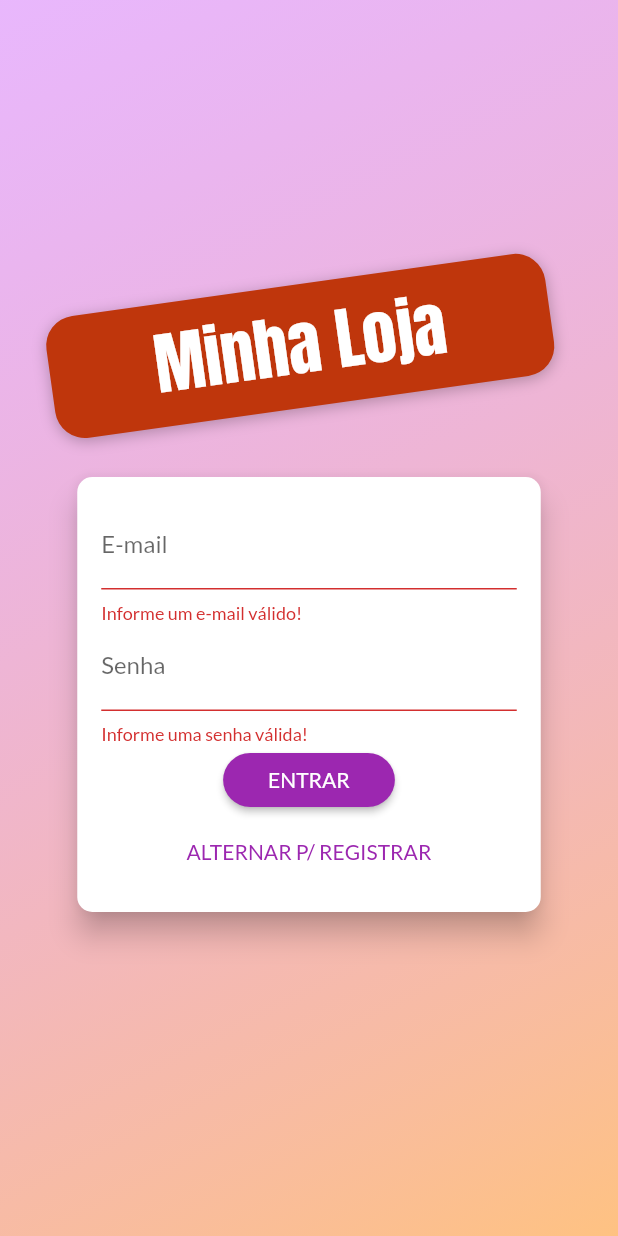
After one commit to lmbaldi/shop_ws_fb, a Flutter app: the screen it shows after launch, after a tap on "ENTRAR", on a phone screen of 412 x 824 dp. The commit adds this screen. Run offline on Flutter 3.47's test engine with Material 2 defaults, Android fonts, the phone set to English and light mode, and no system bars; our stand-ins replace shared_preferences; network calls fail.

Commit message:
add login with firebase

```diff
--- /dev/null
+++ b/lib/data/store.dart
@@ -0,0 +1,33 @@
+import 'dart:convert';
+
+import 'package:shared_preferences/shared_preferences.dart';
+
+class Store {
+  static Future<void> saveString(String key, String value) async {
+    final prefs = await SharedPreferences.getInstance();
+    prefs.setString(key, value);
+  }
+
+  static Future<void> saveMap(String key, Map<String, dynamic> value) async {
+    saveString(key, json.encode(value));
+  }
+
+  static Future<String> getString(String key) async {
+    final prefs = await SharedPreferences.getInstance();
+    return prefs.getString(key);
+  }
+
+  static Future<Map<String, dynamic>> getMap(String key) async {
+    try {
+      Map<String, dynamic> map = json.decode(await getString(key));
+      return map;
+    } catch (_) {
+      return null;
+    }
+  }
+
+  static Future<bool> remove(String key) async {
+    final prefs = await SharedPreferences.getInstance();
+    return prefs.remove(key);
+  }
+}
--- /dev/null
+++ b/lib/exceptions/auth_exception.dart
@@ -0,0 +1,23 @@
+class AuthException implements Exception {
+  static const Map<String, String> errors = {
+    "EMAIL_EXISTS": "E-mail existe!",
+    "OPERATION_NOT_ALLOWED": "Operação não permitida!",
+    "TOO_MANY_ATTEMPTS_TRY_LATER": "Tente mais tarde!",
+    "EMAIL_NOT_FOUND": "E-mail não encontrado!",
+    "INVALID_PASSWORD": "Senha inválida!",
+    "USER_DISABLED": "Usuário desativado!",
+  };
+
+  final String key;
+
+  const AuthException(this.key);
+
+  @override
+  String toString() {
+    if(errors.containsKey(key)) {
+      return errors[key];
+    } else {
+      return "Ocorreu um erro na autenticação!";
+    }
+  }
+}
--- a/lib/main.dart
+++ b/lib/main.dart
@@ -3,6 +3,7 @@ import 'package:provider/provider.dart';
 
 import './utils/app_routes.dart';
 
+import './views/auth_home_screen.dart';
 import './views/products_overview_screen.dart';
 import './views/product_detail_screen.dart';
 import './views/cart_screen.dart';
@@ -13,6 +14,7 @@ import './views/product_form_screen.dart';
 import './providers/products.dart';
 import './providers/cart.dart';
 import './providers/orders.dart';
+import './providers/auth.dart';
 
 void main() => runApp(MyApp());
 
@@ -22,13 +24,26 @@ class MyApp extends StatelessWidget {
     return MultiProvider(
       providers: [
         ChangeNotifierProvider(
+          create: (_) => new Auth(),
+        ),
+        ChangeNotifierProxyProvider<Auth, Products>(
           create: (_) => new Products(),
+          update: (ctx, auth, previousProducts) => new Products(
+            auth.token,
+            auth.userId,
+            previousProducts.items,
+          ),
         ),
         ChangeNotifierProvider(
           create: (_) => new Cart(),
         ),
-        ChangeNotifierProvider(
+        ChangeNotifierProxyProvider<Auth, Orders>(
           create: (_) => new Orders(),
+          update: (ctx, auth, previousOrders) => new Orders(
+            auth.token,
+            auth.userId,
+            previousOrders.items,
+          ),
         ),
       ],
       child: MaterialApp(
@@ -38,9 +53,8 @@ class MyApp extends StatelessWidget {
           accentColor: Colors.deepOrange,
           fontFamily: 'Lato',
         ),
-        // home: ProductOverviewScreen(),
         routes: {
-          AppRoutes.HOME: (ctx) => ProductOverviewScreen(),
+          AppRoutes.AUTH_HOME: (ctx) => AuthOrHomeScreen(),
           AppRoutes.PRODUCT_DETAIL: (ctx) => ProductDetailScreen(),
           AppRoutes.CART: (ctx) => CartScreen(),
           AppRoutes.ORDERS: (ctx) => OrdersScreen(),
--- /dev/null
+++ b/lib/providers/auth.dart
@@ -0,0 +1,124 @@
+import 'dart:async';
+import 'dart:convert';
+
+import 'package:flutter/material.dart';
+import 'package:http/http.dart' as http;
+import 'package:shop/data/store.dart';
+import 'package:shop/exceptions/auth_exception.dart';
+
+class Auth with ChangeNotifier {
+  String _userId;
+  String _token;
+  DateTime _expiryDate;
+  Timer _logoutTimer;
+
+  bool get isAuth {
+    return token != null;
+  }
+
+  String get userId {
+    return isAuth ? _userId : null;
+  }
+
+  String get token {
+    if (_token != null &&
+        _expiryDate != null &&
+        _expiryDate.isAfter(DateTime.now())) {
+      return _token;
+    } else {
+      return null;
+    }
+  }
+
+  Future<void> _authenticate(
+      String email, String password, String urlSegment) async {
+    final url =
+        'https://identitytoolkit.googleapis.com/v1/accounts:$urlSegment?key=your key here';
+
+    final response = await http.post(
+      url,
+      body: json.encode({
+        "email": email,
+        "password": password,
+        "returnSecureToken": true,
+      }),
+    );
+
+    final responseBody = json.decode(response.body);
+    if (responseBody["error"] != null) {
+      throw AuthException(responseBody['error']['message']);
+    } else {
+      _token = responseBody["idToken"];
+      _userId = responseBody["localId"];
+      _expiryDate = DateTime.now().add(
+        Duration(
+          seconds: int.parse(responseBody["expiresIn"]),
+        ),
+      );
+
+      Store.saveMap('userData', {
+        "token": _token,
+        "userId": _userId,
+        "expiryDate": _expiryDate.toIso8601String(),
+      });
+
+      _autoLogout();
+      notifyListeners();
+    }
+
+    return Future.value();
+  }
+
+  Future<void> signup(String email, String password) async {
+    return _authenticate(email, password, "signUp");
+  }
+
+  Future<void> login(String email, String password) async {
+    return _authenticate(email, password, "signInWithPassword");
+  }
+
+  Future<void> tryAutoLogin() async {
+    if(isAuth) {
+      return Future.value();
+    }
+
+    final userData = await Store.getMap('userData');
+    if(userData == null) {
+      return Future.value();
+    }
+
+    final expiryDate = DateTime.parse(userData["expiryDate"]);
+
+    if(expiryDate.isBefore(DateTime.now())) {
+      return Future.value();
+    }
+
+    _userId = userData["userId"];
+    _token = userData["token"];
+    _expiryDate = expiryDate;
+
+    _autoLogout();
+    notifyListeners();
+    return Future.value();
+  }
+
+  void logout() {
+    _token = null;
+    _userId = null;
+    _expiryDate = null;
+    if (_logoutTimer != null) {
+      _logoutTimer.cancel();
+      _logoutTimer = null;
+    }
+    Store.remove('userData');
+    notifyListeners();
+  }
+
+  void _autoLogout() {
+    if (_logoutTimer != null) {
+      _logoutTimer.cancel();
+    }
+    final timeToLogout = _expiryDate.difference(DateTime.now()).inSeconds;
+    _logoutTimer = Timer(Duration(seconds: timeToLogout), logout);
+  }
+}
--- a/lib/providers/orders.dart
+++ b/lib/providers/orders.dart
@@ -3,7 +3,7 @@ import 'dart:math';
 
 import 'package:flutter/material.dart';
 import 'package:http/http.dart' as http;
-import 'package:shop_ws_fb/utils/constants.dart';
+import 'package:shop/utils/constants.dart';
 
 import './cart.dart';
 
@@ -24,6 +24,10 @@ class Order {
 class Orders with ChangeNotifier {
   final String _baseUrl = '${Constants.BASE_API_URL}/orders';
   List<Order> _items = [];
+  String _token;
+  String _userId;
+
+  Orders([this._token, this._userId, this._items = const []]);
 
   List<Order> get items {
     return [..._items];
@@ -35,7 +39,7 @@ class Orders with ChangeNotifier {
 
   Future<void> loadOrders() async {
     List<Order> loadedItems = [];
-    final response = await http.get("$_baseUrl.json");
+    final response = await http.get("$_baseUrl/$_userId.json?auth=$_token");
     Map<String, dynamic> data = json.decode(response.body);
 
     if (data != null) {
@@ -67,7 +71,7 @@ class Orders with ChangeNotifier {
   Future<void> addOrder(Cart cart) async {
     final date = DateTime.now();
     final response = await http.post(
-      "$_baseUrl.json",
+      "$_baseUrl/$_userId.json?auth=$_token",
       body: json.encode({
         'total': cart.totalAmount,
         'date': date.toIso8601String(),
--- a/lib/providers/product.dart
+++ b/lib/providers/product.dart
@@ -2,7 +2,7 @@ import 'dart:convert';
 
 import 'package:flutter/foundation.dart';
 import 'package:http/http.dart' as http;
-import 'package:shop_ws_fb/utils/constants.dart';
+import 'package:shop/utils/constants.dart';
 
 class Product with ChangeNotifier {
   final String id;
@@ -12,29 +12,28 @@ class Product with ChangeNotifier {
   final String imageUrl;
   bool isFavorite;
 
-  Product(
-      {this.id,
-      @required this.title,
-      @required this.description,
-      @required this.price,
-      @required this.imageUrl,
-      this.isFavorite = false});
+  Product({
+    this.id,
+    @required this.title,
+    @required this.description,
+    @required this.price,
+    @required this.imageUrl,
+    this.isFavorite = false,
+  });
 
   void _toggleFavorite() {
     isFavorite = !isFavorite;
     notifyListeners();
   }
 
-  Future<void> toggleFavorite() async {
+  Future<void> toggleFavorite(String token, String userId) async {
     _toggleFavorite();
 
     try {
-      final url = '${Constants.BASE_API_URL}/products/$id.json';
-      final response = await http.patch(
+      final url = '${Constants.BASE_API_URL}/userFavorites/$userId/$id.json?auth=$token';
+      final response = await http.put(
         url,
-        body: json.encode({
-          'isFavorite': isFavorite,
-        }),
+        body: json.encode(isFavorite),
       );
 
       if (response.statusCode >= 400) {
--- a/lib/utils/app_routes.dart
+++ b/lib/utils/app_routes.dart
@@ -1,5 +1,6 @@
 class AppRoutes {
-  static const HOME = '/';
+  static const AUTH_HOME = '/';
+  static const HOME = '/home';
   static const PRODUCT_DETAIL = '/product-detail';
   static const CART = '/cart';
   static const ORDERS = '/orders';
--- a/lib/utils/constants.dart
+++ b/lib/utils/constants.dart
@@ -1,3 +1,3 @@
 class Constants {
-  static const BASE_API_URL = 'https://flutter-cod3r.firebaseio.com';
+  static const BASE_API_URL = 'https://flutter-cod3r-2e9fd.firebaseio.com/';
 }
--- /dev/null
+++ b/lib/views/auth_home_screen.dart
@@ -0,0 +1,24 @@
+import 'package:flutter/material.dart';
+import 'package:provider/provider.dart';
+import '../providers/auth.dart';
+import './auth_screen.dart';
+import './products_overview_screen.dart';
+
+class AuthOrHomeScreen extends StatelessWidget {
+  @override
+  Widget build(BuildContext context) {
+    Auth auth = Provider.of(context);
+    return FutureBuilder(
+      future: auth.tryAutoLogin(),
+      builder: (ctx, snapshot) {
+        if (snapshot.connectionState == ConnectionState.waiting) {
+          return Center(child: CircularProgressIndicator());
+        } else if (snapshot.error != null) {
+          return Center(child: Text('Ocorreu um erro!'));
+        } else {
+          return auth.isAuth ? ProductOverviewScreen() : AuthScreen();
+        }
+      },
+    );
+  }
+}
--- /dev/null
+++ b/lib/views/auth_screen.dart
@@ -0,0 +1,65 @@
+import 'dart:math';
+
+import 'package:flutter/material.dart';
+import 'package:shop/widgets/auth_card.dart';
+
+class AuthScreen extends StatelessWidget {
+  @override
+  Widget build(BuildContext context) {
+    return Scaffold(
+      body: Stack(
+        children: <Widget>[
+          Container(
+            decoration: BoxDecoration(
+              gradient: LinearGradient(
+                colors: [
+                  Color.fromRGBO(215, 117, 255, 0.5),
+                  Color.fromRGBO(255, 188, 117, 0.9),
+                ],
+                begin: Alignment.topLeft,
+                end: Alignment.bottomRight,
+              ),
+            ),
+          ),
+          Container(
+            width: double.infinity,
+            child: Column(
+              mainAxisAlignment: MainAxisAlignment.center,
+              crossAxisAlignment: CrossAxisAlignment.center,
+              children: <Widget>[
+                Container(
+                  margin: EdgeInsets.only(bottom: 20.0),
+                  padding: EdgeInsets.symmetric(
+                    vertical: 8,
+                    horizontal: 70,
+                  ),
+                  transform: Matrix4.rotationZ(-8 * pi / 180)..translate(-10.0),
+                  decoration: BoxDecoration(
+                    borderRadius: BorderRadius.circular(20),
+                    color: Colors.deepOrange.shade900,
+                    boxShadow: [
+                      BoxShadow(
+                        blurRadius: 8,
+                        color: Colors.black26,
+                        offset: Offset(0, 2),
+                      ),
+                    ],
+                  ),
+                  child: Text(
+                    'Minha Loja',
+                    style: TextStyle(
+                      color: Theme.of(context).accentTextTheme.headline.color,
+                      fontSize: 45,
+                      fontFamily: 'Anton',
+                    ),
+                  ),
+                ),
+                AuthCard(),
+              ],
+            ),
+          ),
+        ],
+      ),
+    );
+  }
+}
--- a/lib/views/products_overview_screen.dart
+++ b/lib/views/products_overview_screen.dart
@@ -1,6 +1,6 @@
 import 'package:flutter/material.dart';
 import 'package:provider/provider.dart';
-import 'package:shop_ws_fb/providers/products.dart';
+import 'package:shop/providers/products.dart';
 import '../widgets/product_grid.dart';
 import '../widgets/badge.dart';
 import '../widgets/app_drawer.dart';
--- /dev/null
+++ b/lib/widgets/auth_card.dart
@@ -0,0 +1,177 @@
+import 'package:flutter/material.dart';
+import 'package:provider/provider.dart';
+import 'package:shop/exceptions/auth_exception.dart';
+import 'package:shop/providers/auth.dart';
+
+enum AuthMode { Signup, Login }
+
+class AuthCard extends StatefulWidget {
+  @override
+  _AuthCardState createState() => _AuthCardState();
+}
+
+class _AuthCardState extends State<AuthCard> {
+  GlobalKey<FormState> _form = GlobalKey();
+  bool _isLoading = false;
+  AuthMode _authMode = AuthMode.Login;
+  final _passwordController = TextEditingController();
+
+  final Map<String, String> _authData = {
+    'email': '',
+    'password': '',
+  };
+
+  void _showErrorDialog(String msg) {
+    showDialog(
+      context: context,
+      builder: (ctx) => AlertDialog(
+        title: Text('Ocorreu um erro!'),
+        content: Text(msg),
+        actions: <Widget>[
+          FlatButton(
+            onPressed: () {
+              Navigator.of(context).pop();
+            },
+            child: Text('Fechar'),
+          )
+        ],
+      ),
+    );
+  }
+
+  Future<void> _submit() async {
+    if (!_form.currentState.validate()) {
+      return;
+    }
+
+    setState(() {
+      _isLoading = true;
+    });
+
+    _form.currentState.save();
+
+    Auth auth = Provider.of(context, listen: false);
+
+    try {
+      if (_authMode == AuthMode.Login) {
+        await auth.login(
+          _authData["email"],
+          _authData["password"],
+        );
+      } else {
+        await auth.signup(
+          _authData["email"],
+          _authData["password"],
+        );
+      }
+    } on AuthException catch (error) {
+      _showErrorDialog(error.toString());
+    } catch (error) {
+      _showErrorDialog("Ocorreu um erro inesperado!");
+    }
+
+    setState(() {
+      _isLoading = false;
+    });
+  }
+
+  void _switchAuthMode() {
+    if (_authMode == AuthMode.Login) {
+      setState(() {
+        _authMode = AuthMode.Signup;
+      });
+    } else {
+      setState(() {
+        _authMode = AuthMode.Login;
+      });
+    }
+  }
+
+  @override
+  Widget build(BuildContext context) {
+    final deviceSize = MediaQuery.of(context).size;
+
+    return Card(
+      elevation: 8.0,
+      shape: RoundedRectangleBorder(
+        borderRadius: BorderRadius.circular(10.0),
+      ),
+      child: SingleChildScrollView(
+        child: Container(
+          height: _authMode == AuthMode.Login ? 290 : 371,
+          width: deviceSize.width * 0.75,
+          padding: EdgeInsets.all(16.0),
+          child: Form(
+            key: _form,
+            child: Column(
+              children: <Widget>[
+                TextFormField(
+                  decoration: InputDecoration(labelText: 'E-mail'),
+                  keyboardType: TextInputType.emailAddress,
+                  validator: (value) {
+                    if (value.isEmpty || !value.contains('@')) {
+                      return "Informe um e-mail válido!";
+                    }
+                    return null;
+                  },
+                  onSaved: (value) => _authData['email'] = value,
+                ),
+                TextFormField(
+                  decoration: InputDecoration(labelText: 'Senha'),
+                  controller: _passwordController,
+                  obscureText: true,
+                  validator: (value) {
+                    if (value.isEmpty || value.length < 5) {
+                      return "Informe uma senha válida!";
+                    }
+                    return null;
+                  },
+                  onSaved: (value) => _authData['password'] = value,
+                ),
+                if (_authMode == AuthMode.Signup)
+                  TextFormField(
+                    decoration: InputDecoration(labelText: 'Confirmar Senha'),
+                    obscureText: true,
+                    validator: _authMode == AuthMode.Signup
+                        ? (value) {
+                            if (value != _passwordController.text) {
+                              return "Senha são diferentes!";
+                            }
+                            return null;
+                          }
+                        : null,
+                  ),
+                Spacer(),
+                if (_isLoading)
+                  CircularProgressIndicator()
+                else
+                  RaisedButton(
+                    shape: RoundedRectangleBorder(
+                      borderRadius: BorderRadius.circular(30),
+                    ),
+                    color: Theme.of(context).primaryColor,
+                    textColor: Theme.of(context).primaryTextTheme.button.color,
+                    padding: EdgeInsets.symmetric(
+                      horizontal: 30.0,
+                      vertical: 8.0,
+                    ),
+                    child: Text(
+                      _authMode == AuthMode.Login ? 'ENTRAR' : 'REGISTRAR',
+                    ),
+                    onPressed: _submit,
+                  ),
+                FlatButton(
+                  onPressed: _switchAuthMode,
+                  child: Text(
+                    "ALTERNAR P/ ${_authMode == AuthMode.Login ? 'REGISTRAR' : 'LOGIN'}",
+                  ),
+                  textColor: Theme.of(context).primaryColor,
+                ),
+              ],
+            ),
+          ),
+        ),
+      ),
+    );
+  }
+}
--- a/lib/widgets/product_item.dart
+++ b/lib/widgets/product_item.dart
@@ -1,6 +1,6 @@
 import 'package:flutter/material.dart';
 import 'package:provider/provider.dart';
-import 'package:shop_ws_fb/exceptions/http_exception.dart';
+import 'package:shop/exceptions/http_exception.dart';
 
 import '../providers/product.dart';
 import '../providers/products.dart';
```
Also changed, not shown: lib/providers/products.dart (+15 -8 lines), lib/widgets/app_drawer.dart (+11 -1 lines), lib/widgets/product_grid_item.dart (+5 -3 lines), pubspec.yaml (+7 -1 lines), pubspec.lock, 1 other file.
